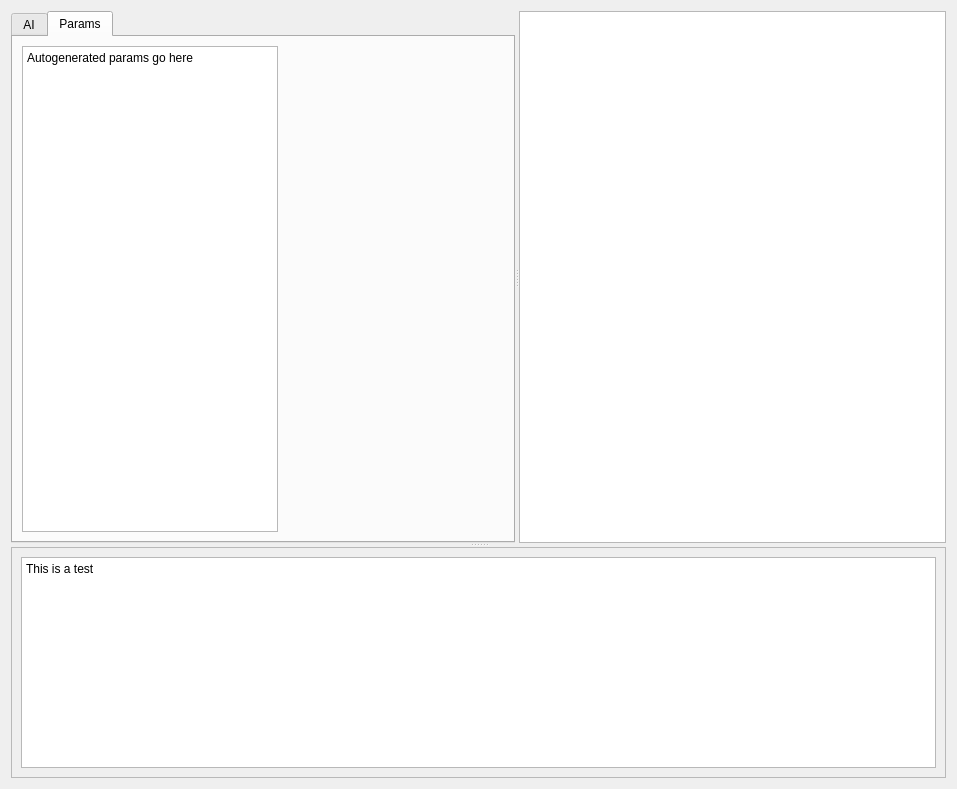
UBC-Thunderbots/Software, file src/thunderbots/software/gui/main_widget.ui: the form before one commit.
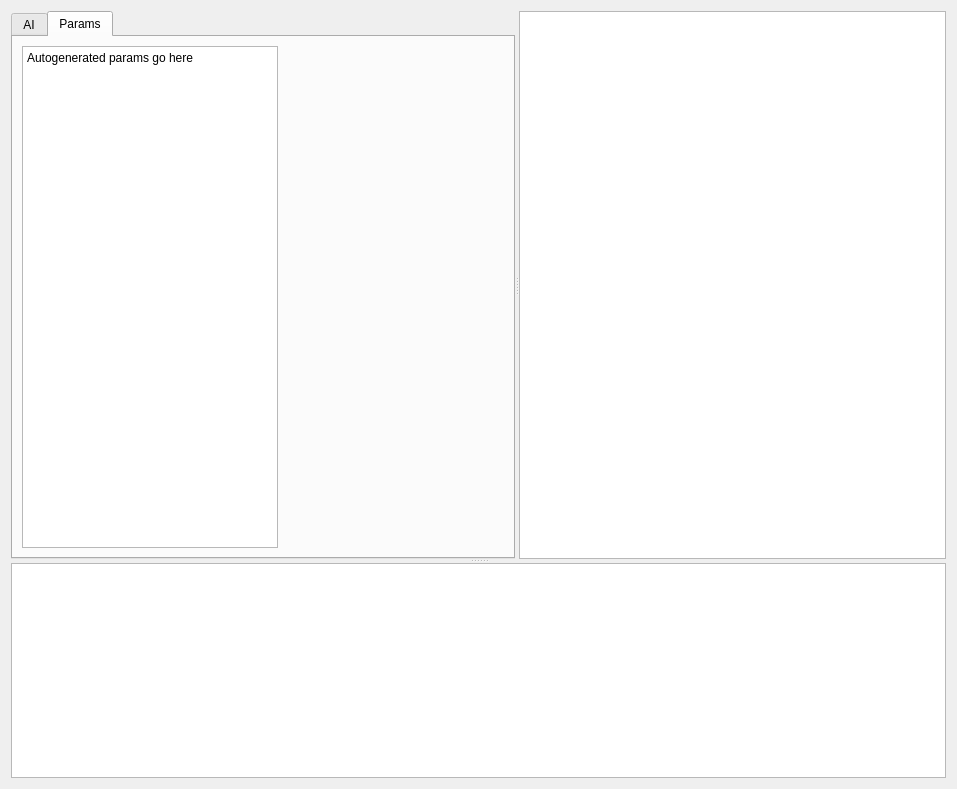
The form after the commit. Custom widgets are drawn as their Qt base class.

Patch:
```diff
--- a/src/thunderbots/software/gui/main_widget.ui
+++ b/src/thunderbots/software/gui/main_widget.ui
@@ -179,34 +179,7 @@
        </property>
       </widget>
      </widget>
-     <widget class="QScrollArea" name="scrollArea">
-      <property name="widgetResizable">
-       <bool>true</bool>
-      </property>
-      <widget class="QWidget" name="scrollAreaWidgetContents">
-       <property name="geometry">
-        <rect>
-         <x>0</x>
-         <y>0</y>
-         <width>937</width>
-         <height>225</height>
-        </rect>
-       </property>
-       <layout class="QHBoxLayout" name="horizontalLayout_2">
-        <item>
-         <widget class="QTextEdit" name="textEdit">
-          <property name="html">
-           <string>&lt;!DOCTYPE HTML PUBLIC &quot;-//W3C//DTD HTML 4.0//EN&quot; &quot;http://www.w3.org/TR/REC-html40/strict.dtd&quot;&gt;
-&lt;html&gt;&lt;head&gt;&lt;meta name=&quot;qrichtext&quot; content=&quot;1&quot; /&gt;&lt;style type=&quot;text/css&quot;&gt;
-p, li { white-space: pre-wrap; }
-&lt;/style&gt;&lt;/head&gt;&lt;body style=&quot; font-family:'Sans Serif'; font-size:9pt; font-weight:400; font-style:normal;&quot;&gt;
-&lt;p style=&quot; margin-top:0px; margin-bottom:0px; margin-left:0px; margin-right:0px; -qt-block-indent:0; text-indent:0px;&quot;&gt;This is a test&lt;/p&gt;&lt;/body&gt;&lt;/html&gt;</string>
-          </property>
-         </widget>
-        </item>
-       </layout>
-      </widget>
-     </widget>
+     <widget class="QTableWidget" name="myTableWidget"/>
     </widget>
    </item>
   </layout>
```
